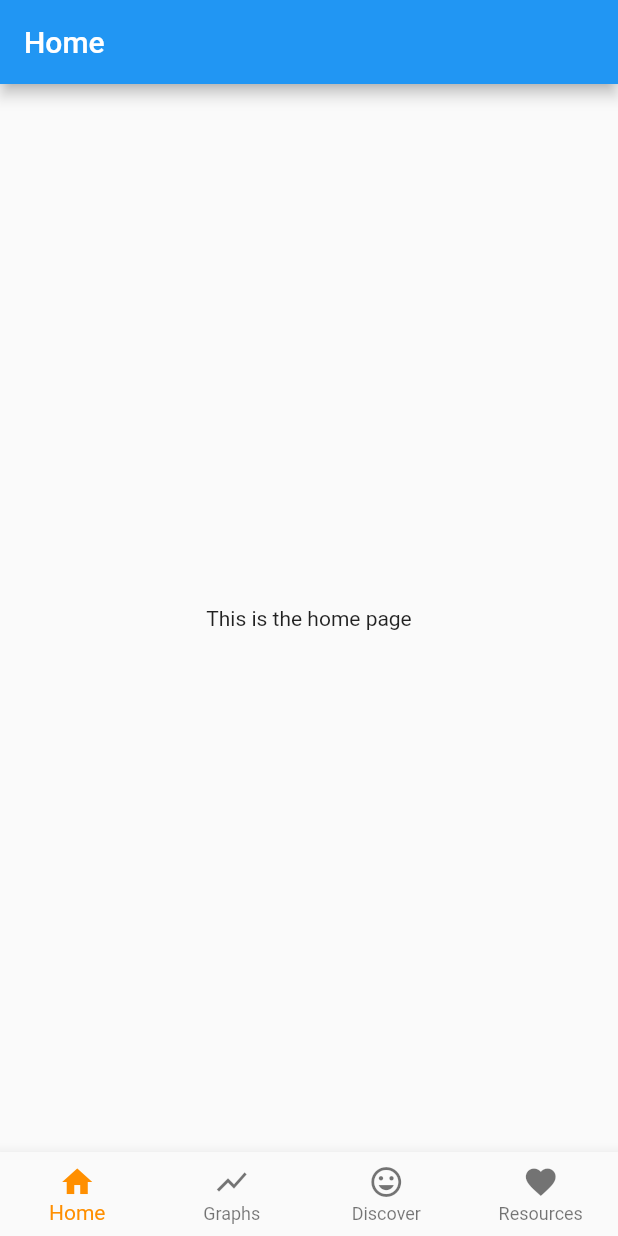
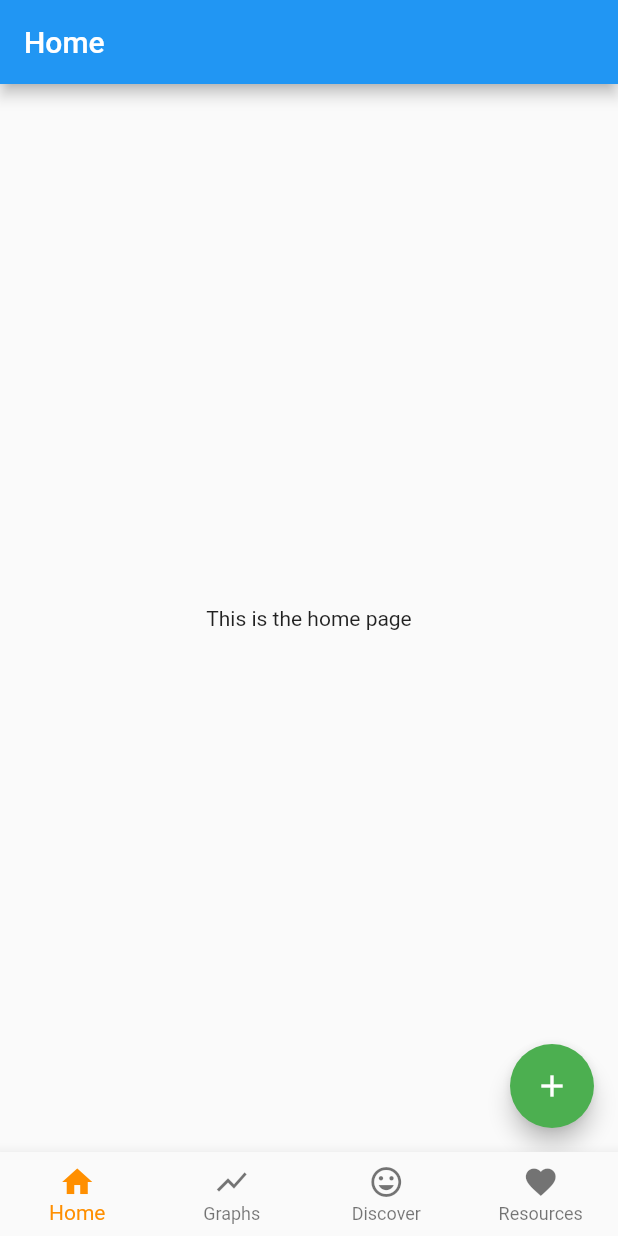
Before and after one commit to mikaylalin/mental_health_tracker, a Flutter app: the screen it shows after launch, on a phone screen of 412 x 824 dp. Run offline on Flutter 3.47's test engine with Material 2 defaults, Android fonts, the phone set to English and light mode, and no system bars.

Commit message:
Update home.dart

```diff
--- a/lib/home.dart
+++ b/lib/home.dart
@@ -9,9 +9,20 @@ class _HomeState extends State<Home> {
   @override
   Widget build(BuildContext context) {
     return new Scaffold(
-        appBar: new AppBar(title: new Text('Home')),
+        appBar: new AppBar(
+          title: new Text('Home')
+          ),
         body: new Center(
           child: new Text('This is the home page'),
-        ));
+        ),
+        floatingActionButton: FloatingActionButton(
+        onPressed: () {
+          // will add onPressed code here
+        },
+        child: Icon(Icons.add),
+        backgroundColor: Colors.green,
+        hoverColor: Colors.blue,
+      ),
+    );
   }
 }
```
